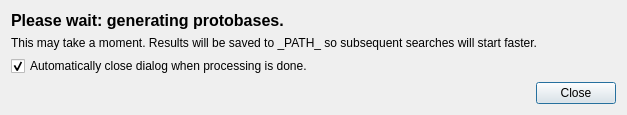
Above: src/protobasedialog.ui from Cubitect/cubiomes-viewer before the change. Below: the same form after it.
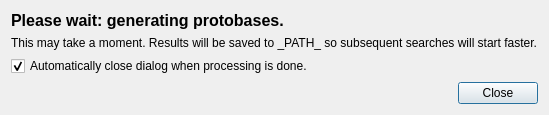
That is the form after the change. Icons and pictures are not drawn.

The edit to the form file:
```diff
--- a/src/protobasedialog.ui
+++ b/src/protobasedialog.ui
@@ -2,14 +2,6 @@
 <ui version="4.0">
  <class>ProtoBaseDialog</class>
  <widget class="QDialog" name="ProtoBaseDialog">
-  <property name="geometry">
-   <rect>
-    <x>0</x>
-    <y>0</y>
-    <width>627</width>
-    <height>113</height>
-   </rect>
-  </property>
   <property name="windowTitle">
    <string>Generating Protobases</string>
   </property>
```
Left out of the diff: 8 changed lines with no effect on the pictures.
